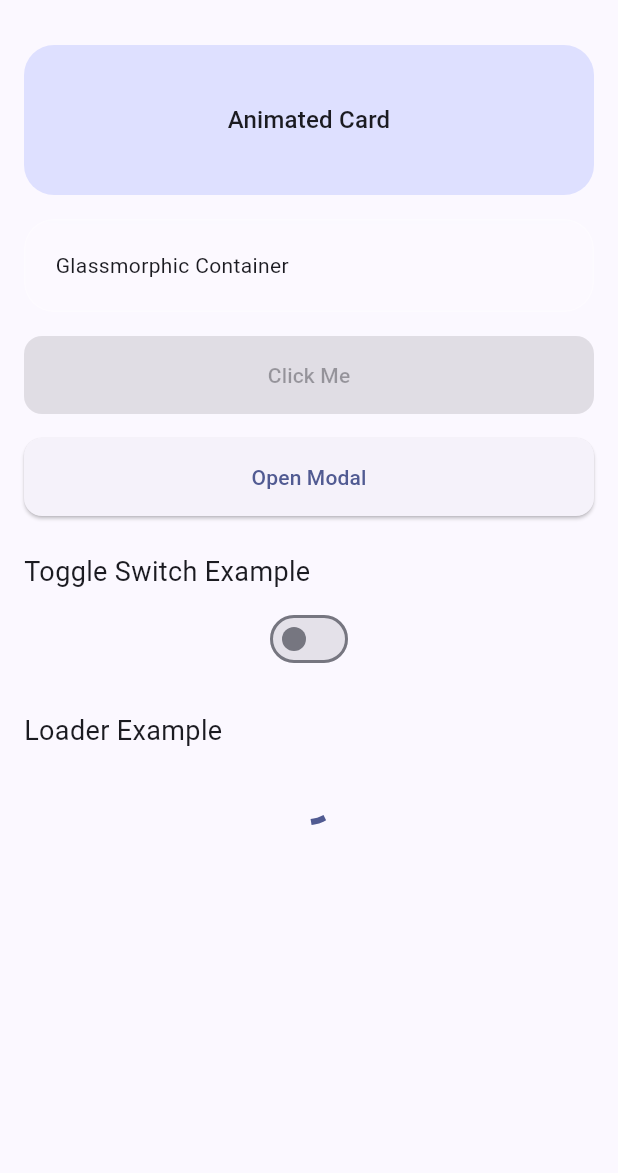
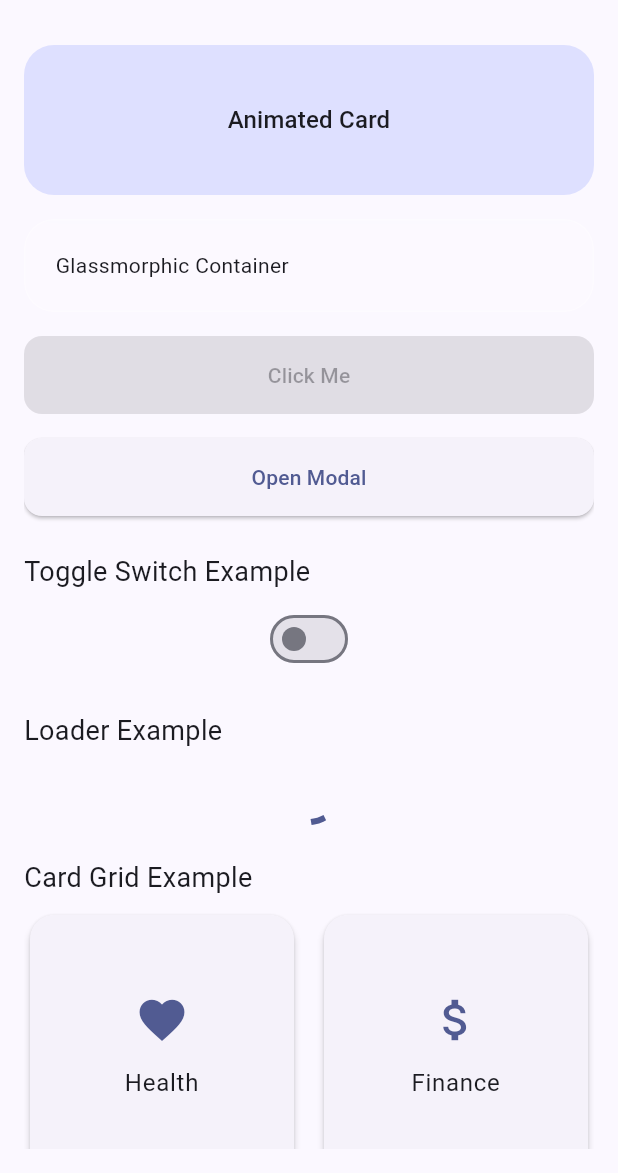
Before and after one commit to greyscripttech/kit-flutter-ui-minimals, a Flutter app: the screen it shows after launch, on a phone screen of 412 x 824 dp, the part 63-1236 px from its top. Run offline on Flutter 3.47's test engine with Material 3 defaults, Android fonts, the phone set to English and light mode, and no system bars.

Commit message:
Add custom card grid layout and reusable grid card widget (#4)
- Added CustomGridCard widget for reusable card grid
- Updated HomeScreen to showcase a simple 2-column card grid
- Ensured layout responsiveness for different screen sizes

```diff
--- /dev/null
+++ b/lib/common/widgets/custom_grid_card.dart
@@ -0,0 +1,31 @@
+import 'package:flutter/material.dart';
+
+class CustomGridCard extends StatelessWidget {
+  final String title;
+  final IconData icon;
+
+  const CustomGridCard({super.key, required this.title, required this.icon});
+
+  @override
+  Widget build(BuildContext context) {
+    return Card(
+      shape: RoundedRectangleBorder(borderRadius: BorderRadius.circular(16)),
+      elevation: 2,
+      child: Container(
+        padding: const EdgeInsets.all(16),
+        child: Column(
+          mainAxisAlignment: MainAxisAlignment.center,
+          children: [
+            Icon(icon, size: 36, color: Theme.of(context).colorScheme.primary),
+            const SizedBox(height: 12),
+            Text(
+              title,
+              style: Theme.of(context).textTheme.bodyLarge,
+              textAlign: TextAlign.center,
+            ),
+          ],
+        ),
+      ),
+    );
+  }
+}
--- a/lib/screens/home_screen.dart
+++ b/lib/screens/home_screen.dart
@@ -5,6 +5,7 @@ import '../common/widgets/custom_button.dart';
 import '../common/widgets/custom_modal.dart';
 import '../common/widgets/custom_toggle.dart';
 import '../common/widgets/custom_loader.dart';
+import '../common/widgets/custom_grid_card.dart';
 
 class HomeScreen extends StatelessWidget {
   const HomeScreen({super.key});
@@ -54,6 +55,22 @@ class HomeScreen extends StatelessWidget {
             const Text('Loader Example', style: TextStyle(fontSize: 18)),
             const SizedBox(height: 8),
             const CustomLoader(),
+            const SizedBox(height: 24),
+            const Text('Card Grid Example', style: TextStyle(fontSize: 18)),
+            const SizedBox(height: 8),
+            GridView.count(
+              crossAxisCount: 2,
+              shrinkWrap: true,
+              crossAxisSpacing: 12,
+              mainAxisSpacing: 12,
+              physics: const NeverScrollableScrollPhysics(),
+              children: const [
+                CustomGridCard(title: 'Health', icon: Icons.favorite),
+                CustomGridCard(title: 'Finance', icon: Icons.attach_money),
+                CustomGridCard(title: 'Work', icon: Icons.work),
+                CustomGridCard(title: 'Travel', icon: Icons.flight),
+              ],
+            ),
           ],
         ),
       ),
```
